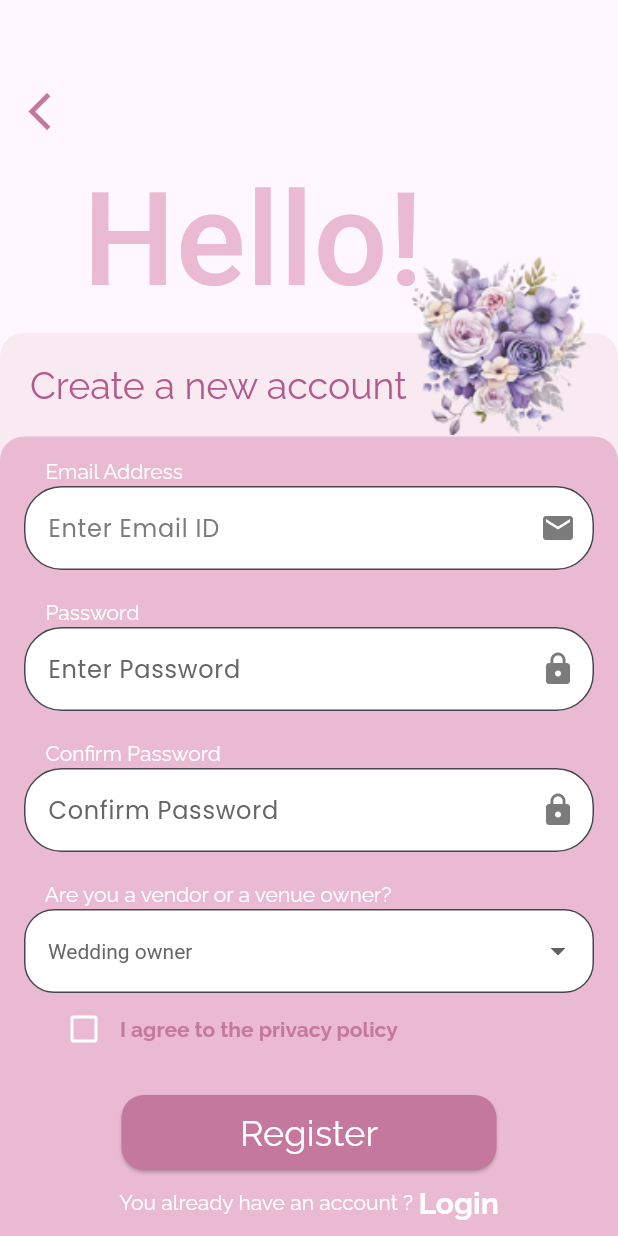
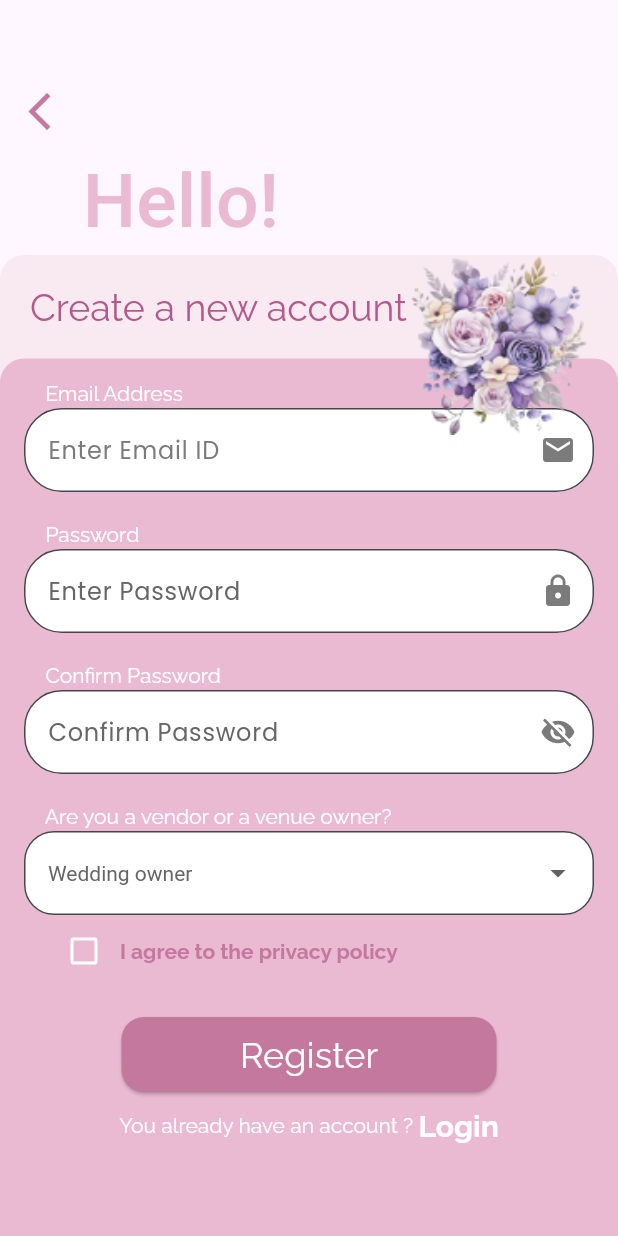
Before and after one commit to safiabokreta/MVP, a Flutter app: the Signup screen opened by its route, on a phone screen of 412 x 824 dp. Run offline on Flutter 3.47's test engine with Material 3 defaults, Android fonts, the phone set to English and light mode, and no system bars; our stand-ins replace google_fonts, shared_preferences, smooth_page_indicator; accounts and stored records are empty; Roboto replaces fonts that are missing (Jomhuria).

Commit message:
Add files via upload

```diff
--- a/lib/views/screens/auth/signup.dart
+++ b/lib/views/screens/auth/signup.dart
@@ -20,6 +20,7 @@ class _SignupState extends State<Signup> {
   final _passwordController = TextEditingController();
   final _confirmPasswordController = TextEditingController();
   final GlobalKey<FormState> _signupFormKey = GlobalKey<FormState>();
+    bool isObscuresignup = true;
 
   void addUser(String email, String password) {
     // Check if the email already exists
@@ -96,7 +97,7 @@ class _SignupState extends State<Signup> {
                   child: Text(
                     'Hello!',
                     style: GoogleFonts.jomhuria(
-                      fontSize: 87,
+                      fontSize: 50,
                       fontWeight: FontWeight.w500,
                       color: const Color.fromARGB(255, 234, 186, 210),
                     ),
@@ -215,6 +216,7 @@ class _SignupState extends State<Signup> {
                                               const Text('    Password'),
                                               const SizedBox(height: 2),
                                               TextFormField(
+                                                obscureText: true,
                                                 controller: _passwordController,
                                                 validator: (password) {
                                                   if (password == null ||
@@ -267,6 +269,7 @@ class _SignupState extends State<Signup> {
                                               const Text('    Confirm Password'),
                                               const SizedBox(height: 2),
                                               TextFormField(
+                                                obscureText: isObscuresignup,
                                                 controller:
                                                     _confirmPasswordController,
                                                 validator: (password) {
@@ -306,14 +309,16 @@ class _SignupState extends State<Signup> {
                                                       width: 2.0,
                                                     ),
                                                   ),
-                                                  suffixIcon: const Icon(
-                                                    Icons
-                                                        .lock, // Use the email icon
-                                                    color: Color.fromARGB(
-                                                        255,
-                                                        123,
-                                                        123,
-                                                        123), // Set the icon color
+                                                  suffixIcon: IconButton(
+                                                    icon: Icon(
+                                                      isObscuresignup ? Icons.visibility_off : Icons.visibility,
+                                                      color: Color.fromARGB(255, 123, 123, 123),
+                                                    ),
+                                                    onPressed: () {
+                                                      setState(() {
+                                                        isObscuresignup = !isObscuresignup;
+                                                      });
+                                                    },
                                                   ),
                                                 ),
                                               ),
@@ -545,6 +550,8 @@ class _SignupState extends State<Signup> {
                                                       ),
                                                     ),
                                                   ),
+                                              const SizedBox(height: 25),
+
                                                 ],
                                               ),
                                             ],
```
Also changed, not shown: lib/views/screens/auth/changepassword.dart (+15 -5 lines), lib/views/screens/auth/login.dart (+13 -3 lines).
